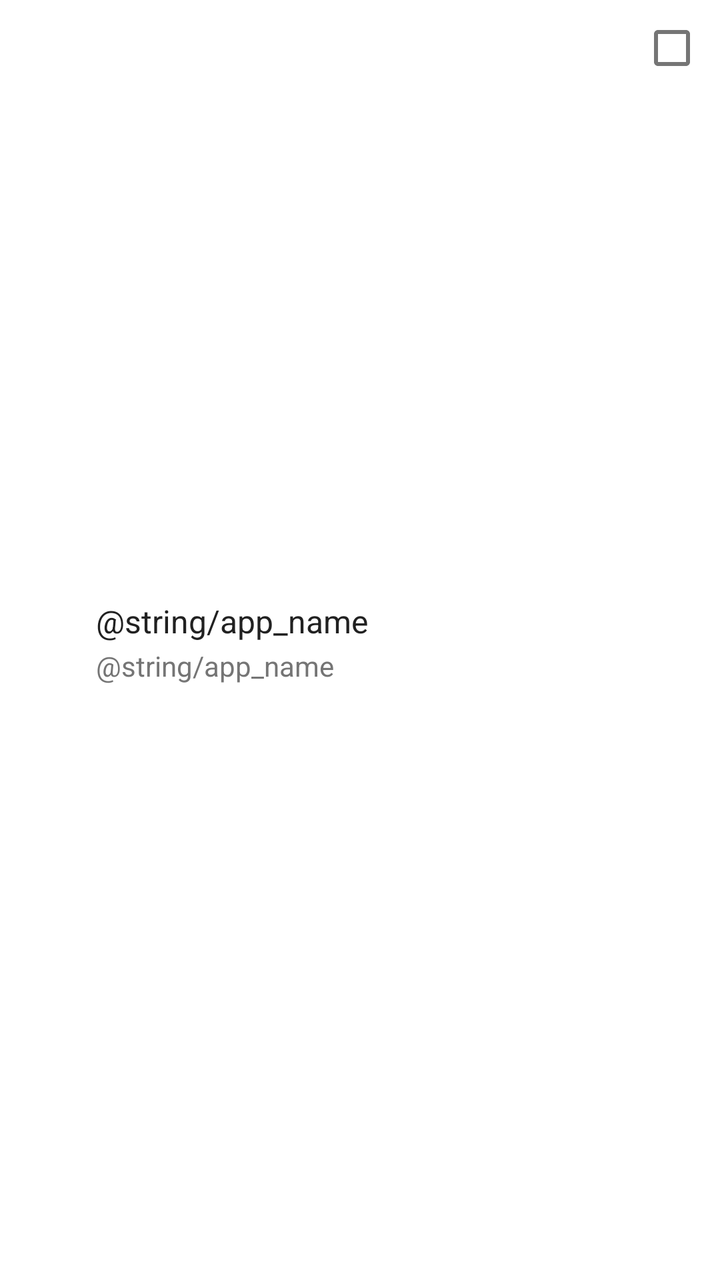
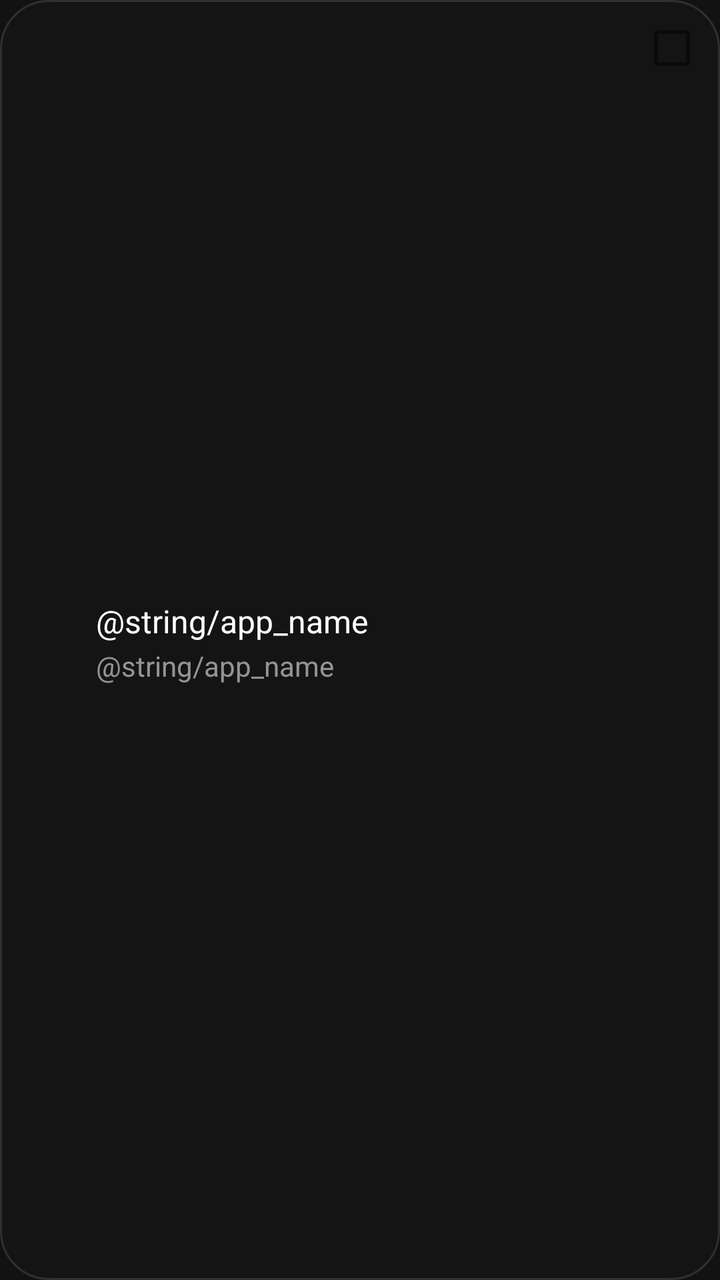

Before-and-after screenshots of an Android layout around one commit, followed by the original layout XML and the change that was made.
<!-- AndroidManifest.xml: application theme Theme.BlackBox -->
<!-- res/layout/item_xp.xml -->
<?xml version="1.0" encoding="utf-8"?>
<androidx.constraintlayout.widget.ConstraintLayout xmlns:android="http://schemas.android.com/apk/res/android"
        xmlns:app="http://schemas.android.com/apk/res-auto"
        android:layout_width="match_parent"
        android:layout_height="wrap_content"
        android:layout_margin="8dp">

    <ImageView
            android:id="@+id/icon"
            android:layout_width="48dp"
            android:layout_height="48dp"
            android:paddingStart="8dp"
            android:paddingEnd="8dp"
            app:layout_constraintEnd_toStartOf="@id/text_layout"
            app:layout_constraintStart_toStartOf="parent"
            app:layout_constraintTop_toTopOf="parent" />

    <LinearLayout
            android:id="@+id/text_layout"
            android:layout_width="0dp"
            android:layout_height="wrap_content"
            android:orientation="vertical"
            app:layout_constraintBottom_toBottomOf="parent"
            app:layout_constraintEnd_toStartOf="@id/enable"
            app:layout_constraintStart_toEndOf="@id/icon"
            app:layout_constraintTop_toTopOf="parent">

        <TextView
                android:id="@+id/name"
                android:layout_width="match_parent"
                android:layout_height="wrap_content"
                android:layout_marginTop="2dp"
                android:text="@string/app_name"
                android:textColor="@color/primary_text"
                android:textSize="16sp" />

        <TextView
                android:id="@+id/desc"
                android:layout_width="match_parent"
                android:layout_height="wrap_content"
                android:layout_marginTop="2dp"
                android:text="@string/app_name"
                android:textColor="@color/secondary_text" />


    </LinearLayout>

    <CheckBox
            android:id="@+id/enable"
            android:layout_width="wrap_content"
            android:layout_height="wrap_content"
            app:layout_constraintEnd_toEndOf="parent"
            app:layout_constraintStart_toEndOf="@id/text_layout"
            app:layout_constraintTop_toTopOf="parent" />

</androidx.constraintlayout.widget.ConstraintLayout>
<!-- resources referenced by this layout -->
<resources>
  <color name="primary_text">#212121</color>
  <color name="secondary_text">#757575</color>
  <style name="Theme.BlackBox" parent="Theme.MaterialComponents.Light.NoActionBar">
          
          <item name="colorPrimary">@color/primary</item>
          <item name="colorPrimaryVariant">@color/primary_dark</item>
          <item name="colorOnPrimary">@color/white</item>
          
          <item name="colorSecondary">@color/primary_light</item>
          <item name="colorSecondaryVariant">@color/primary</item>
          <item name="colorOnSecondary">@color/white</item>
          
          <item name="android:statusBarColor" tools:targetApi="l">?attr/colorPrimaryVariant</item>
          
  
          <item name="actionMenuTextColor">@color/primary_text</item>
  
          <item name="android:forceDarkAllowed" tools:targetApi="q">false</item>
      </style>
  <color name="primary">#3F3F3F</color>
  <color name="primary_dark">#3F3F3F</color>
  <color name="white">#FFFFFFFF</color>
  <color name="primary_light">#3F3F3F</color>
</resources>

<!-- the commit's change to res/layout/item_xp.xml (unified diff, before → after) -->
@@ -3,7 +3,8 @@
         xmlns:app="http://schemas.android.com/apk/res-auto"
         android:layout_width="match_parent"
         android:layout_height="wrap_content"
-        android:layout_margin="8dp">
+        android:layout_margin="8dp"
+        android:background="@drawable/bg_glass_card">
 
     <ImageView
             android:id="@+id/icon"
<!-- resource entries referenced after the edit -->
@@ -1,27 +1,36 @@
 <!-- resources referenced by this layout -->
 <resources>
-  <color name="primary_text">#212121</color>
-  <color name="secondary_text">#757575</color>
-  <style name="Theme.BlackBox" parent="Theme.MaterialComponents.Light.NoActionBar">
-          
+  <color name="primary_text">#FFFFFF</color>
+  <color name="secondary_text">#B3CACACA</color>
+  <!-- drawable bg_glass_card (drawable) -->
+  <?xml version="1.0" encoding="utf-8"?>
+  <shape xmlns:android="http://schemas.android.com/apk/res/android" android:shape="rectangle">
+      <corners android:radius="24dp" />
+      <solid android:color="@color/glass_bg" />
+      <stroke android:width="1dp" android:color="@color/glass_border" />
+  </shape>
+  <style name="Theme.BlackBox" parent="Theme.MaterialComponents.DayNight.NoActionBar">
           <item name="colorPrimary">@color/primary</item>
           <item name="colorPrimaryVariant">@color/primary_dark</item>
           <item name="colorOnPrimary">@color/white</item>
-          
-          <item name="colorSecondary">@color/primary_light</item>
+          <item name="colorSecondary">@color/accent</item>
           <item name="colorSecondaryVariant">@color/primary</item>
           <item name="colorOnSecondary">@color/white</item>
-          
-          <item name="android:statusBarColor" tools:targetApi="l">?attr/colorPrimaryVariant</item>
-          
-  
-          <item name="actionMenuTextColor">@color/primary_text</item>
-  
+          <item name="colorSurface">@color/surface</item>
+          <item name="android:windowBackground">@color/background</item>
+          <item name="android:textColorPrimary">@color/primary_text</item>
+          <item name="android:textColorSecondary">@color/secondary_text</item>
+          <item name="android:statusBarColor" tools:targetApi="l">@color/primary_dark</item>
+          <item name="actionMenuTextColor">@color/white</item>
           <item name="android:forceDarkAllowed" tools:targetApi="q">false</item>
       </style>
-  <color name="primary">#3F3F3F</color>
-  <color name="primary_dark">#3F3F3F</color>
+  <color name="glass_bg">#61181818</color>
+  <color name="glass_border">#1FFFFFFF</color>
+  <color name="primary">#121212</color>
+  <color name="primary_dark">#0A0A0A</color>
   <color name="white">#FFFFFFFF</color>
-  <color name="primary_light">#3F3F3F</color>
+  <color name="accent">#55CFFF</color>
+  <color name="surface">#181818</color>
+  <color name="background">#121212</color>
 </resources>
 
